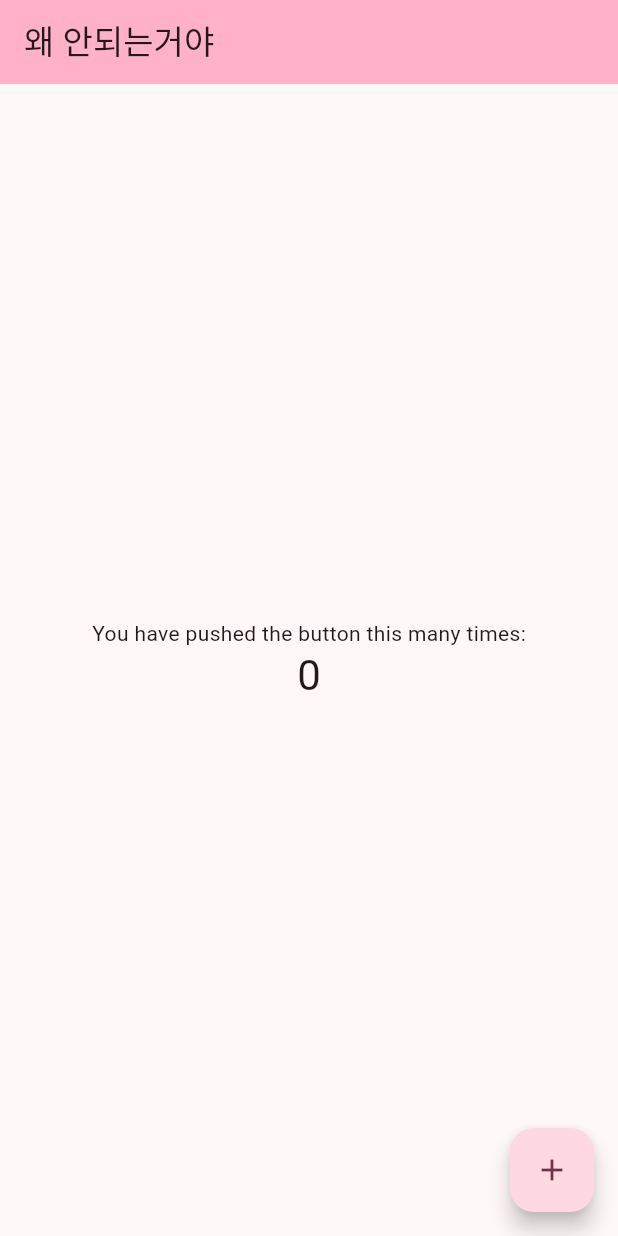
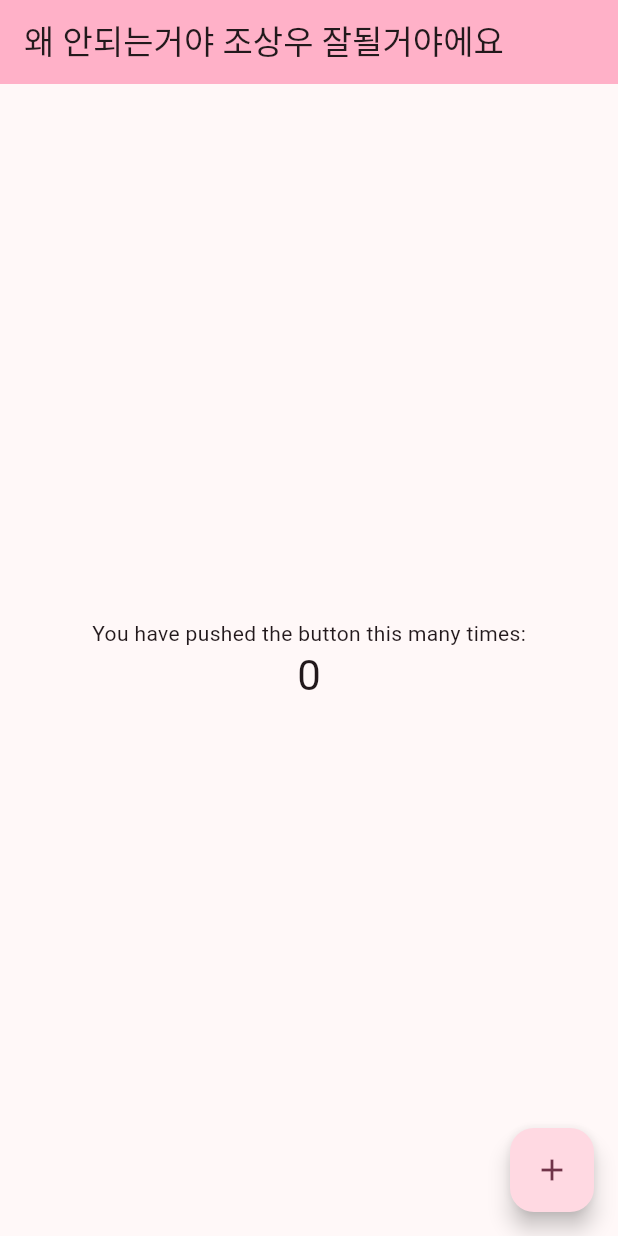
Before and after one commit to hyejung777/subway_api, a Flutter app: the screen it shows after launch, on a phone screen of 412 x 824 dp. Run offline on Flutter 3.47's test engine with Material 3 defaults, Android fonts, the phone set to English and light mode, and no system bars.

Commit message:
수정 ddddd

```diff
--- a/lib/main.dart
+++ b/lib/main.dart
@@ -17,7 +17,7 @@ class MyApp extends StatelessWidget {
         useMaterial3: true,
       ),
 
-      home: const MyHomePage(title: '왜 안되는거야'),
+      home: const MyHomePage(title: '왜 안되는거야 조상우 잘될거야에요'),
 
     );
   }
--- a/pubspec.yaml
+++ b/pubspec.yaml
@@ -1,4 +1,4 @@
-git gitname: subway_api
+name: subway_api
 description: "A new Flutter project."
 # The following line prevents the package from being accidentally published to
 # pub.dev using `flutter pub publish`. This is preferred for private packages.
```
